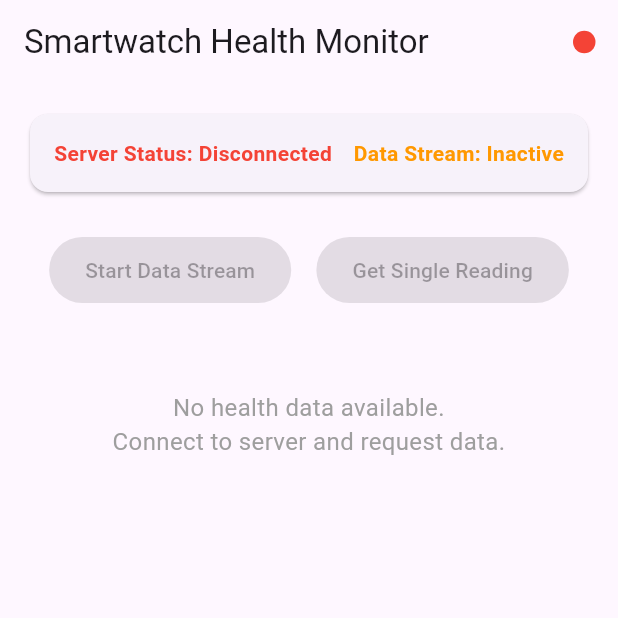
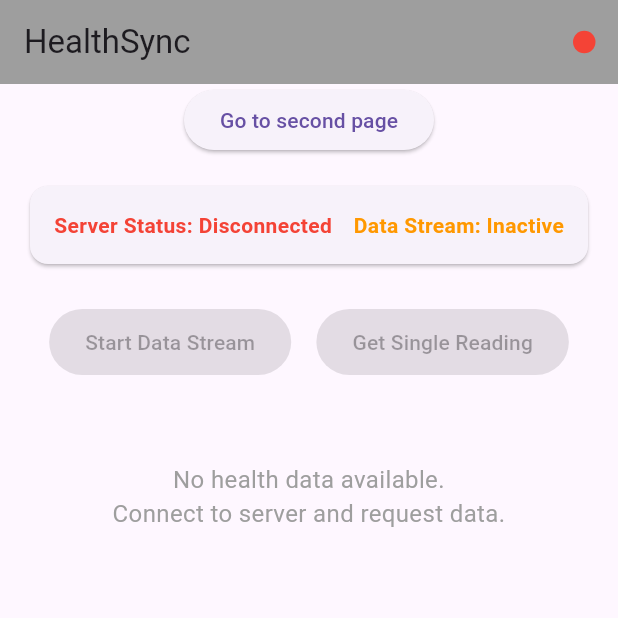
Before and after one commit to iamanandhuam/HealthSync, a Flutter app: the screen it shows after launch, on a phone screen of 412 x 824 dp, the top half of it. Run offline on Flutter 3.47's test engine with Material 3 defaults, Android fonts, the phone set to English and light mode, and no system bars; our stand-ins replace logger, socket_io_client; network calls fail.

Commit message:
Updated UI

```diff
--- a/lib/main.dart
+++ b/lib/main.dart
@@ -1,6 +1,7 @@
 import 'package:flutter/material.dart';
-import 'package:socket_io_client/socket_io_client.dart' as socket_io;
 import 'package:logger/logger.dart';
+import 'user_input_page.dart';
+import 'server_communication.dart';
 
 var logger = Logger();
 
@@ -9,25 +10,36 @@ void main() {
 }
 
 class MyApp extends StatelessWidget {
-  //const MyApp({Key? key}) : super(key: key);
   const MyApp({super.key});
 
   @override
   Widget build(BuildContext context) {
     return MaterialApp(
+      debugShowCheckedModeBanner: false,
       title: 'Smartwatch Simulator',
       theme: ThemeData(
         primarySwatch: Colors.blue,
         visualDensity: VisualDensity.adaptivePlatformDensity,
       ),
-      home: const SmartWatchDashboard(),
-      debugShowCheckedModeBanner: false,
+      initialRoute: '/',
+      routes: {
+        '/': (context) => const HomePage(),
+        '/second': (context) => const SecondPage(),
+      },
     );
   }
 }
 
+class HomePage extends StatelessWidget {
+  const HomePage({super.key});
+
+  @override
+  Widget build(BuildContext context) {
+    return SmartWatchDashboard();
+  }
+}
+
 class SmartWatchDashboard extends StatefulWidget {
-  //const SmartWatchDashboard({Key? key}) : super(key: key);
   const SmartWatchDashboard({super.key});
 
   @override
@@ -35,68 +47,32 @@ class SmartWatchDashboard extends StatefulWidget {
 }
 
 class SmartWatchDashboardState extends State<SmartWatchDashboard> {
-  // late IO.Socket socket;
-  late socket_io.Socket socket;
-  bool isConnected = false;
+  late ServerCommunication serverComm;
   bool isGeneratingData = false;
   Map<String, dynamic> healthData = {};
 
   @override
   void initState() {
     super.initState();
-    connectToServer();
-  }
+    serverComm = ServerCommunication();
 
-  void connectToServer() {
-    // Replace with your Flask server address
-    socket = socket_io.io('http://127.0.0.1:5000', <String, dynamic>{
-      'transports': ['websocket'],
-      'autoConnect': true,
-    });
-
-    socket.onConnect((_) {
-      logger.i('Connected to server');
-      setState(() {
-        isConnected = true;
-      });
-    });
-
-    socket.onDisconnect((_) {
-      logger.i('Disconnected from server');
-      setState(() {
-        isConnected = false;
-        isGeneratingData = false;
-      });
-    });
-
-    socket.on('health_data', (data) {
-      logger.i('Received health data: $data');
+    // Listen for incoming health data
+    serverComm.onHealthData((data) {
       setState(() {
         healthData = data;
       });
     });
-
-    socket.on('connection_status', (data) {
-      logger.i('Connection status: $data');
-    });
-
-    socket.connect();
   }
 
   void toggleDataGeneration() {
-    if (isGeneratingData) {
-      socket.emit('stop_data_generation');
-    } else {
-      socket.emit('start_data_generation');
-    }
-
+    serverComm.toggleDataGeneration(isGeneratingData);
     setState(() {
       isGeneratingData = !isGeneratingData;
     });
   }
 
   void getSingleReading() {
-    socket.emitWithAck('get_single_reading', {}, ack: (data) {
+    serverComm.getSingleReading((data) {
       setState(() {
         healthData = data;
       });
@@ -105,8 +81,7 @@ class SmartWatchDashboardState extends State<SmartWatchDashboard> {
 
   @override
   void dispose() {
-    socket.disconnect();
-    socket.dispose();
+    serverComm.disconnect();
     super.dispose();
   }
 
@@ -114,7 +89,8 @@ class SmartWatchDashboardState extends State<SmartWatchDashboard> {
   Widget build(BuildContext context) {
     return Scaffold(
       appBar: AppBar(
-        title: const Text('Smartwatch Health Monitor'),
+        title: const Text('HealthSync'),
+        backgroundColor: Colors.grey,
         actions: [
           Container(
             margin: const EdgeInsets.all(15),
@@ -122,17 +98,27 @@ class SmartWatchDashboardState extends State<SmartWatchDashboard> {
             height: 15,
             decoration: BoxDecoration(
               shape: BoxShape.circle,
-              color: isConnected ? Colors.green : Colors.red,
+              // Use serverComm.isConnected for connection status
+              color: serverComm.isConnected ? Colors.green : Colors.red,
             ),
           )
         ],
       ),
-      body: SingleChildScrollView(
+      body: Column(
+        children: [
+          Center(
+            child: ElevatedButton(
+              onPressed: () {
+                Navigator.pushNamed(context, '/second');
+              },
+              child: const Text('Go to second page'),
+            ),
+          ),
+          SingleChildScrollView(
             padding: const EdgeInsets.all(16.0),
             child: Column(
               crossAxisAlignment: CrossAxisAlignment.start,
               children: <Widget>[
-            // Connection status
                 Card(
                   child: Padding(
                     padding: const EdgeInsets.all(16.0),
@@ -140,32 +126,33 @@ class SmartWatchDashboardState extends State<SmartWatchDashboard> {
                       mainAxisAlignment: MainAxisAlignment.spaceBetween,
                       children: [
                         Text(
-                      'Server Status: ${isConnected ? "Connected" : "Disconnected"}',
+                          'Server Status: ${serverComm.isConnected ? "Connected" : "Disconnected"}',
                           style: TextStyle(
                             fontWeight: FontWeight.bold,
-                        color: isConnected ? Colors.green : Colors.red,
+                            color: serverComm.isConnected
+                                ? Colors.green
+                                : Colors.red,
                           ),
                         ),
                         Text(
                           'Data Stream: ${isGeneratingData ? "Active" : "Inactive"}',
                           style: TextStyle(
                             fontWeight: FontWeight.bold,
-                        color: isGeneratingData ? Colors.green : Colors.orange,
+                            color:
+                                isGeneratingData ? Colors.green : Colors.orange,
                           ),
                         ),
                       ],
                     ),
                   ),
                 ),
-
                 const SizedBox(height: 24),
-
-            // Controls
                 Row(
                   mainAxisAlignment: MainAxisAlignment.spaceEvenly,
                   children: [
                     ElevatedButton(
-                  onPressed: isConnected ? toggleDataGeneration : null,
+                      onPressed:
+                          serverComm.isConnected ? toggleDataGeneration : null,
                       style: ElevatedButton.styleFrom(
                         backgroundColor:
                             isGeneratingData ? Colors.red : Colors.green,
@@ -177,7 +164,8 @@ class SmartWatchDashboardState extends State<SmartWatchDashboard> {
                           : 'Start Data Stream'),
                     ),
                     ElevatedButton(
-                  onPressed: isConnected ? getSingleReading : null,
+                      onPressed:
+                          serverComm.isConnected ? getSingleReading : null,
                       style: ElevatedButton.styleFrom(
                         padding: const EdgeInsets.symmetric(
                             horizontal: 24, vertical: 12),
@@ -186,18 +174,14 @@ class SmartWatchDashboardState extends State<SmartWatchDashboard> {
                     ),
                   ],
                 ),
-
                 const SizedBox(height: 24),
-
-            // Health data display
+                // Health data display section (same as before)
                 if (healthData.isNotEmpty) ...[
                   const Text(
                     'Health Metrics',
                     style: TextStyle(fontSize: 20, fontWeight: FontWeight.bold),
                   ),
                   const SizedBox(height: 16),
-
-              // Grid of health metrics
                   GridView.count(
                     crossAxisCount: 2,
                     crossAxisSpacing: 16,
@@ -251,14 +235,12 @@ class SmartWatchDashboardState extends State<SmartWatchDashboard> {
                       ),
                     ],
                   ),
-
                   const SizedBox(height: 24),
-
-              // Sleep data if available
                   if (healthData["sleep_data"] != null) ...[
                     const Text(
                       'Sleep Metrics',
-                  style: TextStyle(fontSize: 20, fontWeight: FontWeight.bold),
+                      style:
+                          TextStyle(fontSize: 20, fontWeight: FontWeight.bold),
                     ),
                     const SizedBox(height: 16),
                     Card(
@@ -270,10 +252,9 @@ class SmartWatchDashboardState extends State<SmartWatchDashboard> {
                             Text(
                               'Total Sleep: ${(healthData["sleep_data"]["total_sleep_minutes"] / 60).toStringAsFixed(1)} hours',
                               style:
-                                const TextStyle(fontWeight: FontWeight.bold)),
+                                  const TextStyle(fontWeight: FontWeight.bold),
+                            ),
                             const SizedBox(height: 16),
-
-                        // Sleep stages bar
                             ClipRRect(
                               borderRadius: BorderRadius.circular(4),
                               child: Row(
@@ -285,7 +266,8 @@ class SmartWatchDashboardState extends State<SmartWatchDashboard> {
                                       Colors.indigo),
                                   _buildSleepBar(
                                       'REM',
-                                  healthData["sleep_data"]["rem_sleep_minutes"],
+                                      healthData["sleep_data"]
+                                          ["rem_sleep_minutes"],
                                       Colors.blue),
                                   _buildSleepBar(
                                       'Light',
@@ -299,10 +281,7 @@ class SmartWatchDashboardState extends State<SmartWatchDashboard> {
                                 ],
                               ),
                             ),
-
                             const SizedBox(height: 16),
-
-                        // Legend
                             Wrap(
                               spacing: 16,
                               children: [
@@ -332,6 +311,8 @@ class SmartWatchDashboardState extends State<SmartWatchDashboard> {
               ],
             ),
           ),
+        ],
+      ),
     );
   }
 
@@ -344,27 +325,17 @@ class SmartWatchDashboardState extends State<SmartWatchDashboard> {
         child: Column(
           mainAxisAlignment: MainAxisAlignment.center,
           children: [
-            Icon(
-              icon,
-              size: 40,
-              color: color,
-            ),
+            Icon(icon, size: 40, color: color),
             const SizedBox(height: 8),
             Text(
               title,
-              style: const TextStyle(
-                fontSize: 16,
-                fontWeight: FontWeight.bold,
-              ),
+              style: const TextStyle(fontSize: 16, fontWeight: FontWeight.bold),
             ),
             const SizedBox(height: 4),
             Text(
               value,
               style: TextStyle(
-                fontSize: 20,
-                fontWeight: FontWeight.w500,
-                color: color,
-              ),
+                  fontSize: 20, fontWeight: FontWeight.w500, color: color),
             ),
           ],
         ),
@@ -389,11 +360,7 @@ class SmartWatchDashboardState extends State<SmartWatchDashboard> {
     return Row(
       mainAxisSize: MainAxisSize.min,
       children: [
-        Container(
-          width: 12,
-          height: 12,
-          color: color,
-        ),
+        Container(width: 12, height: 12, color: color),
         const SizedBox(width: 4),
         Text(label),
       ],
--- /dev/null
+++ b/lib/server_communication.dart
@@ -0,0 +1,63 @@
+import 'package:socket_io_client/socket_io_client.dart' as socket_io;
+import 'package:logger/logger.dart';
+
+var logger = Logger();
+
+class ServerCommunication {
+  late socket_io.Socket socket;
+  bool isConnected = false;
+
+  ServerCommunication() {
+    _connectToServer();
+  }
+
+  void _connectToServer() {
+    // Replace with your Flask server address if needed
+    socket = socket_io.io('http://127.0.0.1:5000', <String, dynamic>{
+      'transports': ['websocket'],
+      'autoConnect': true,
+    });
+
+    socket.onConnect((_) {
+      logger.i('Connected to server');
+      isConnected = true;
+    });
+
+    socket.onDisconnect((_) {
+      logger.i('Disconnected from server');
+      isConnected = false;
+    });
+
+    socket.on('connection_status', (data) {
+      logger.i('Connection status: $data');
+    });
+
+    socket.connect();
+  }
+
+  void toggleDataGeneration(bool isGeneratingData) {
+    if (isGeneratingData) {
+      socket.emit('stop_data_generation');
+    } else {
+      socket.emit('start_data_generation');
+    }
+  }
+
+  void getSingleReading(Function callback) {
+    socket.emitWithAck('get_single_reading', {}, ack: (data) {
+      callback(data);
+    });
+  }
+
+  void onHealthData(void Function(dynamic) callback) {
+    socket.on('health_data', (data) {
+      logger.i('Received health data: $data');
+      callback(data);
+    });
+  }
+
+  void disconnect() {
+    socket.disconnect();
+    socket.dispose();
+  }
+}
```
Also changed, not shown: lib/user_input_page.dart (added, +22 -0 lines). Lines whose indentation alone changed are shown as unchanged.
